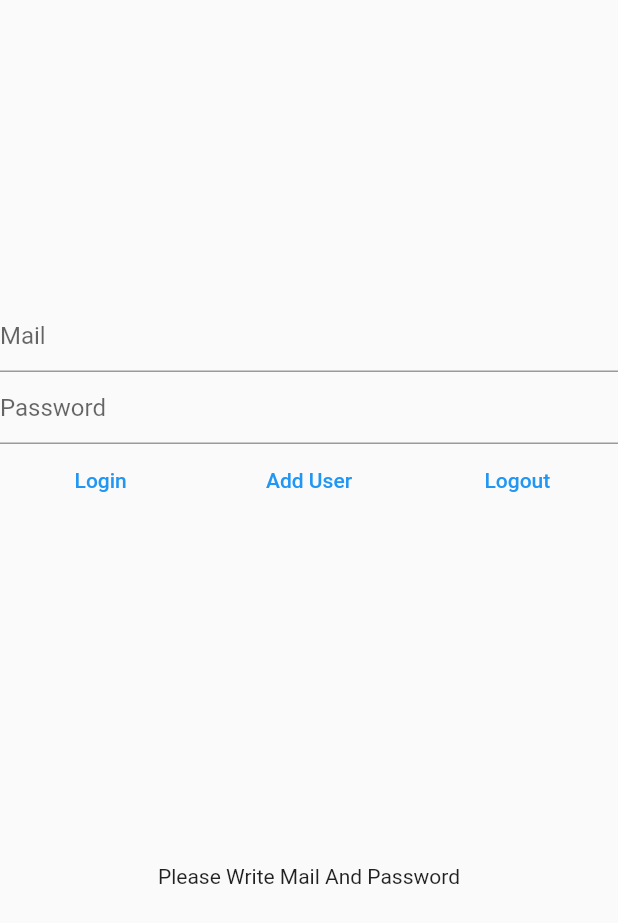
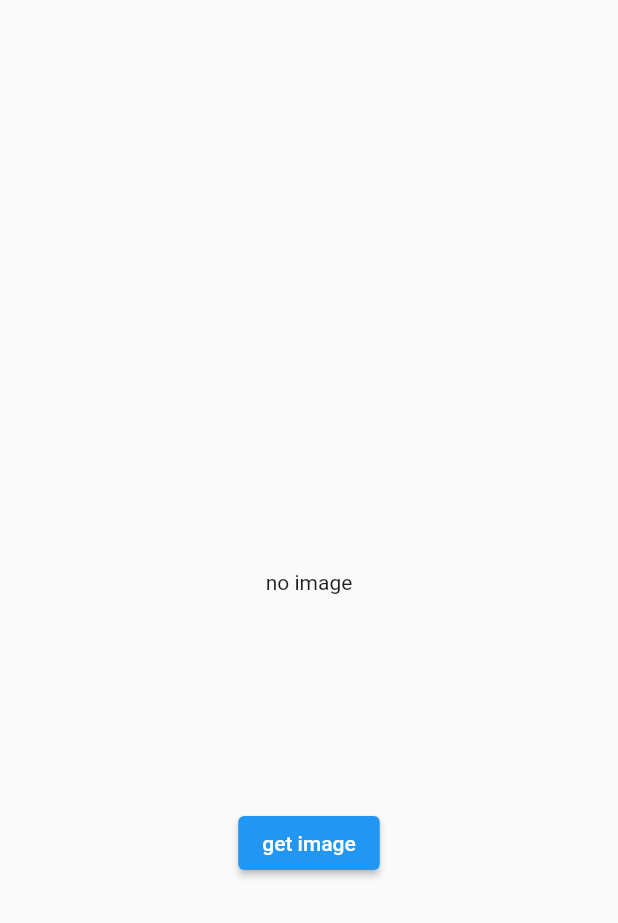
Before and after one commit to Murat-Altintas/instagram_clone, a Flutter app: the screen it shows after launch, on a phone screen of 412 x 824 dp. Shown: the top 923 px of the screen. Run offline on Flutter 3.47's test engine with Material 2 defaults, Android fonts, the phone set to English and light mode, and no system bars; our stand-ins replace bloc, cloud_firestore, equatable, firebase_core, firebase_storage, flutter_bloc and 1 more; accounts and stored records are empty.

```diff
--- /dev/null
+++ b/lib/SingleImage/getImageBLoC/get_image_bloc.dart
@@ -0,0 +1,13 @@
+
+import 'package:bloc/bloc.dart';
+import 'package:meta/meta.dart';
+
+part 'get_image_event.dart';
+part 'get_image_state.dart';
+
+class GetImageBloc extends Bloc<GetImageEvent, GetImageState> {
+  GetImageBloc() : super(GetImageInitial()) {
+    on<GetImageEvent>((event, emit) {
+    });
+  }
+}
--- /dev/null
+++ b/lib/SingleImage/getImageBLoC/get_image_event.dart
@@ -0,0 +1,4 @@
+part of 'get_image_bloc.dart';
+
+@immutable
+abstract class GetImageEvent {}
--- /dev/null
+++ b/lib/SingleImage/getImageBLoC/get_image_state.dart
@@ -0,0 +1,6 @@
+part of 'get_image_bloc.dart';
+
+@immutable
+abstract class GetImageState {}
+
+class GetImageInitial extends GetImageState {}
--- a/lib/extensions.dart
+++ b/lib/extensions.dart
@@ -1,4 +1,3 @@
-import 'package:flutter/cupertino.dart';
 import 'dart:developer' as devtools show log;
 
 
--- a/lib/main.dart
+++ b/lib/main.dart
@@ -1,15 +1,13 @@
-import 'package:cloud_firestore/cloud_firestore.dart';
 import 'package:firebase_core/firebase_core.dart';
 import 'package:flutter/material.dart';
-import 'package:flutter_bloc/flutter_bloc.dart';
+import 'package:image_picker/image_picker.dart';
 import 'package:instagram_clone/extensions.dart';
-import 'bloc/crud_bloc.dart';
 import 'firebase_options.dart';
+import 'package:firebase_storage/firebase_storage.dart';
 
 Future<void> main() async {
   WidgetsFlutterBinding.ensureInitialized();
   await Firebase.initializeApp(options: DefaultFirebaseOptions.currentPlatform);
-
   runApp(const MyApp());
 }
 
@@ -21,91 +19,26 @@ class MyApp extends StatefulWidget {
 }
 
 class _MyAppState extends State<MyApp> {
-  final _mailController = TextEditingController();
-  final _passController = TextEditingController();
-  final Stream<QuerySnapshot> users = FirebaseFirestore.instance.collection("users").snapshots();
+  final storage = FirebaseStorage.instance.ref();
 
   @override
   Widget build(BuildContext context) {
     return MaterialApp(
-      home: BlocProvider(
-        create: (context) => CrudBloc(),
-        child: BlocBuilder<CrudBloc, CrudState>(
-          builder: (context, state) {
-            return Scaffold(
-              body: Column(
+      home: Scaffold(
+        body: Center(
+          child: Column(
             mainAxisAlignment: MainAxisAlignment.center,
             children: [
               const SizedBox(
-                    height: 200,
+                height: 300,
+                width: 300,
+                child: Center(
+                  child: Text("no image"),
                 ),
-                  TextField(
-                    decoration: const InputDecoration(hintText: 'Mail'),
-                    controller: _mailController,
               ),
-                  TextField(
-                    controller: _passController,
-                    decoration: const InputDecoration(hintText: 'Password'),
-                  ),
-                  Row(
-                    mainAxisAlignment: MainAxisAlignment.spaceAround,
-                    children: [
-                      TextButton(
-                        onPressed: () {
-                          context.read<CrudBloc>().add(CrudLoginEvent(pass: int.parse(_passController.text), mail: _mailController.text));
-                        },
-                        child: const Text("Login"),
-                      ),
-                      TextButton(
-                        onPressed: () {
-                          context.read<CrudBloc>().add(CrudAddUserEvent(pass: int.parse(_passController.text), mail: _mailController.text));
-                        },
-                        child: const Text("Add User"),
-                      ),
-                      TextButton(
-                        onPressed: () {
-                          context.read<CrudBloc>().add(CrudLogoutEvent());
-                        },
-                        child: const Text("Logout"),
-                      ),
+              ElevatedButton(onPressed: () {}, child: const Text("get image")),
             ],
           ),
-                  Expanded(
-                    child: Column(
-                      mainAxisAlignment: MainAxisAlignment.center,
-                      children: [
-                        StreamBuilder<QuerySnapshot>(
-                            stream: users,
-                            builder: (BuildContext context, AsyncSnapshot<QuerySnapshot> snapshot) {
-                              if (snapshot.hasError) {
-                                return const Text("error");
-                              }
-                              if (snapshot.connectionState == ConnectionState.waiting) {
-                                return const Text("loading");
-                              }
-                              final data = snapshot.requireData;
-                              if (state is CrudSuccessfulState) {
-                                return Expanded(
-                                  child: ListView.builder(
-                                    clipBehavior: Clip.none,
-                                      shrinkWrap: true,
-                                      itemCount: data.size,
-                                      itemBuilder: (context, index) {
-                                        return Text("mail: -- ${data.docs[index]["mail"]} -- pass: -- ${data.docs[index]["pass"]}", style: const TextStyle(fontSize: 20, fontWeight: FontWeight.w600));
-                                      }),
-                                );
-                              }
-                              return const Center(
-                                child: Text("Please Write Mail And Password"),
-                              );
-                            }),
-                      ],
-                    ),
-                  ),
-                ],
-              ),
-            );
-          },
         ),
       ),
     );
--- a/lib/bloc/crud_bloc.dart
+++ b/lib/userCRUD/crudBLoC/crud_bloc.dart
@@ -3,7 +3,6 @@ import 'dart:async';
 import 'package:bloc/bloc.dart';
 import 'package:cloud_firestore/cloud_firestore.dart';
 import 'package:equatable/equatable.dart';
-import 'package:flutter/cupertino.dart';
 import 'package:instagram_clone/extensions.dart';
 
 part 'crud_event.dart';
@@ -41,7 +40,6 @@ class CrudBloc extends Bloc<CrudEvent, CrudState> {
     late Map<String, dynamic> currentUsersData = {};
     final Map<String, dynamic> newUsers = {"mail": event.mail, "pass": event.pass};
 
-    //TODO: çok hızlı "Add User" a basarsam await'ten önce algılayıp tekrar ekliyor. Yani başka bir neden bulamadım. Mümkün mü? :D
     await db.collection("users").get().then((value) {
       for (var element in value.docs) {
         currentUsersData = element.data();
```
Also changed, not shown: lib/SingleImage/GetSingleImageFromFB.dart (added, +50 -0 lines), lib/userCRUD/userCRUD.dart (added, +90 -0 lines), pubspec.yaml (+6 -5 lines), lib/userCRUD/crudBLoC/crud_event.dart (renamed from lib/bloc/crud_event.dart), lib/userCRUD/crudBLoC/crud_state.dart (renamed from lib/bloc/crud_state.dart), pubspec.lock, 7 other files. Lines whose indentation alone changed are shown as unchanged.
